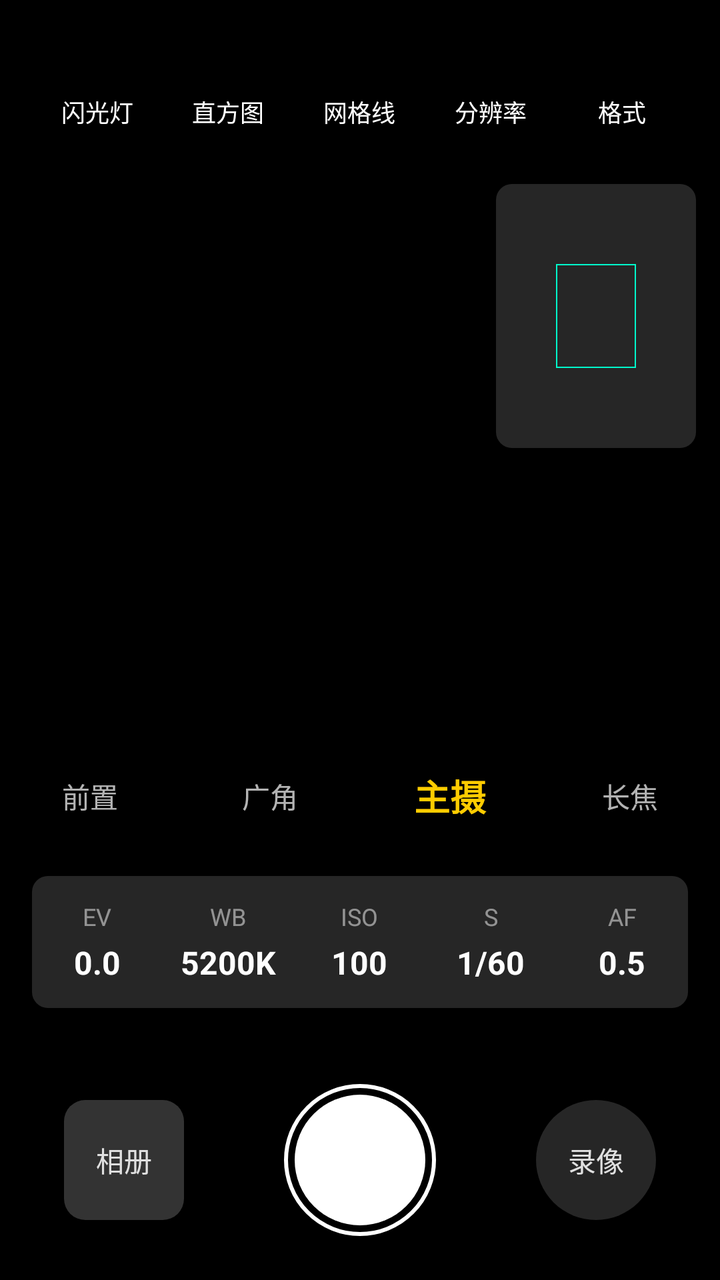
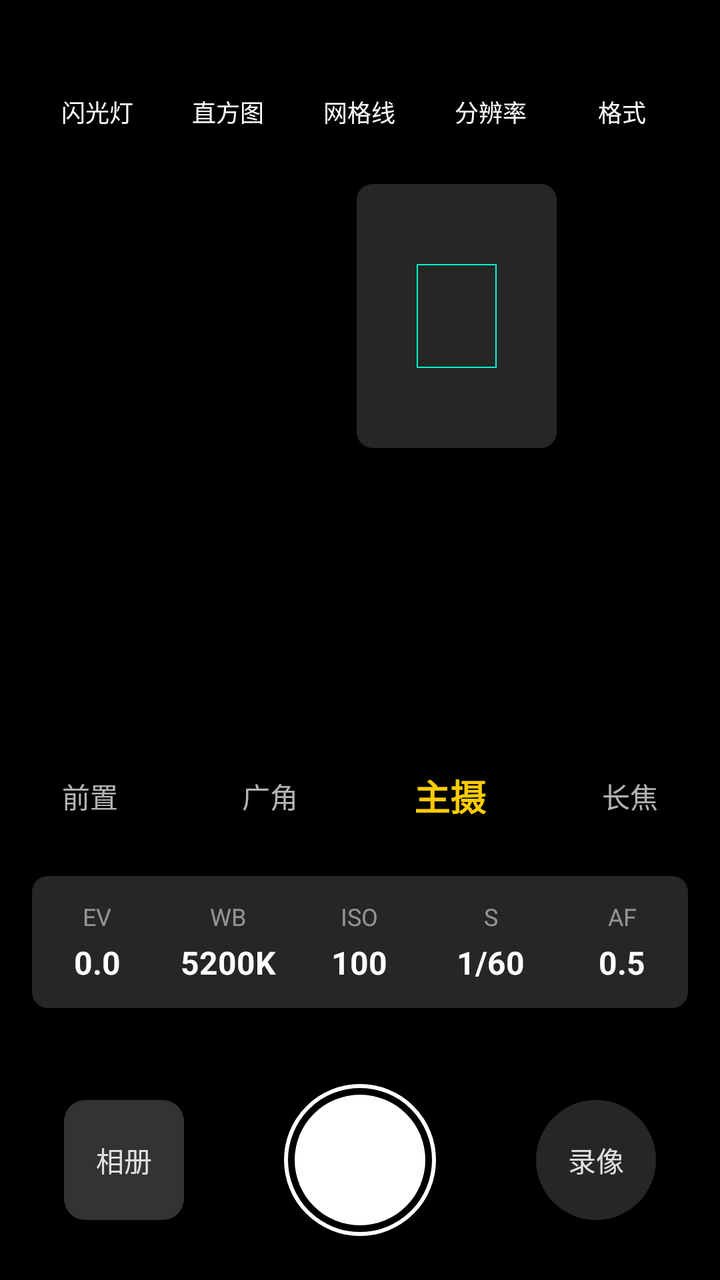

Before-and-after screenshots of an Android layout around one commit, followed by the original layout XML and the change that was made.
<!-- AndroidManifest.xml: application theme Theme.WCam -->
<!-- res/layout/activity_main.xml -->
<?xml version="1.0" encoding="utf-8"?>
<androidx.constraintlayout.widget.ConstraintLayout
    xmlns:android="http://schemas.android.com/apk/res/android"
    xmlns:app="http://schemas.android.com/apk/res-auto"
    xmlns:tools="http://schemas.android.com/tools"
    android:id="@+id/main"
    android:layout_width="match_parent"
    android:layout_height="match_parent"
    android:background="#000000"
    tools:context=".MainActivity">

    <Space
        android:id="@+id/top_safe_zone"
        android:layout_width="0dp"
        android:layout_height="32dp"
        app:layout_constraintTop_toTopOf="parent"
        app:layout_constraintStart_toStartOf="parent"
        app:layout_constraintEnd_toEndOf="parent"/>

    <LinearLayout
        android:id="@+id/top_toolbar"
        android:layout_width="0dp"
        android:layout_height="48dp"
        android:orientation="horizontal"
        android:gravity="center"
        android:paddingHorizontal="16dp"
        app:layout_constraintTop_toBottomOf="@id/top_safe_zone"
        app:layout_constraintStart_toStartOf="parent"
        app:layout_constraintEnd_toEndOf="parent">

        <TextView android:id="@+id/btn_flash" android:layout_width="0dp" android:layout_height="match_parent" android:layout_weight="1" android:text="@string/toolbar_flash" android:textColor="#FFFFFF" android:textSize="12sp" android:gravity="center" />
        <TextView android:id="@+id/btn_histogram" android:layout_width="0dp" android:layout_height="match_parent" android:layout_weight="1" android:text="@string/toolbar_histogram" android:textColor="#FFFFFF" android:textSize="12sp" android:gravity="center" />
        <TextView android:id="@+id/btn_grid_lines" android:layout_width="0dp" android:layout_height="match_parent" android:layout_weight="1" android:text="@string/toolbar_grid_lines" android:textColor="#FFFFFF" android:textSize="12sp" android:gravity="center" />
        <TextView android:id="@+id/btn_resolution" android:layout_width="0dp" android:layout_height="match_parent" android:layout_weight="1" android:text="@string/toolbar_resolution" android:textColor="#FFFFFF" android:textSize="12sp" android:gravity="center" />
        <TextView android:id="@+id/btn_format" android:layout_width="0dp" android:layout_height="match_parent" android:layout_weight="1" android:text="@string/toolbar_format" android:textColor="#FFFFFF" android:textSize="12sp" android:gravity="center" />
    </LinearLayout>

    <androidx.constraintlayout.widget.ConstraintLayout
        android:id="@+id/bottom_action_bar"
        android:layout_width="0dp"
        android:layout_height="120dp"
        app:layout_constraintBottom_toBottomOf="parent"
        app:layout_constraintStart_toStartOf="parent"
        app:layout_constraintEnd_toEndOf="parent">

        <TextView
            android:id="@+id/btn_gallery"
            android:layout_width="60dp"
            android:layout_height="60dp"
            android:layout_marginStart="32dp"
            android:background="@drawable/bg_gallery_modern"
            android:text="@string/action_gallery"
            android:textColor="#E0E0E0"
            android:textSize="14sp"
            android:gravity="center"
            app:layout_constraintBottom_toBottomOf="parent"
            app:layout_constraintStart_toStartOf="parent"
            app:layout_constraintTop_toTopOf="parent" />

        <View
            android:id="@+id/btn_shutter"
            android:layout_width="76dp"
            android:layout_height="76dp"
            android:background="@drawable/bg_shutter_modern"
            app:layout_constraintBottom_toBottomOf="parent"
            app:layout_constraintEnd_toEndOf="parent"
            app:layout_constraintStart_toStartOf="parent"
            app:layout_constraintTop_toTopOf="parent" />

        <TextView
            android:id="@+id/btn_mode_switch"
            android:layout_width="60dp"
            android:layout_height="60dp"
            android:layout_marginEnd="32dp"
            android:background="@drawable/bg_switch_modern"
            android:text="@string/action_video"
            android:textColor="#E0E0E0"
            android:textSize="14sp"
            android:gravity="center"
            app:layout_constraintBottom_toBottomOf="parent"
            app:layout_constraintEnd_toEndOf="parent"
            app:layout_constraintTop_toTopOf="parent" />
    </androidx.constraintlayout.widget.ConstraintLayout>

    <LinearLayout
        android:id="@+id/param_bar"
        android:layout_width="0dp"
        android:layout_height="wrap_content"
        android:layout_marginHorizontal="16dp"
        android:layout_marginBottom="16dp"
        android:background="@drawable/bg_glass_panel"
        android:paddingVertical="12dp"
        android:orientation="horizontal"
        app:layout_constraintBottom_toTopOf="@id/bottom_action_bar"
        app:layout_constraintStart_toStartOf="parent"
        app:layout_constraintEnd_toEndOf="parent">

        <LinearLayout android:id="@+id/layout_param_ev" android:layout_width="0dp" android:layout_height="wrap_content" android:layout_weight="1" android:orientation="vertical" android:gravity="center">
            <TextView android:layout_width="wrap_content" android:layout_height="wrap_content" android:text="EV" android:textColor="#80FFFFFF" android:textSize="12sp" />
            <TextView android:id="@+id/tv_val_ev" android:layout_width="wrap_content" android:layout_height="wrap_content" android:text="0.0" android:textColor="#FFFFFF" android:textSize="16sp" android:textStyle="bold" android:layout_marginTop="4dp"/>
        </LinearLayout>

        <LinearLayout android:id="@+id/layout_param_wb" android:layout_width="0dp" android:layout_height="wrap_content" android:layout_weight="1" android:orientation="vertical" android:gravity="center">
            <TextView android:layout_width="wrap_content" android:layout_height="wrap_content" android:text="WB" android:textColor="#80FFFFFF" android:textSize="12sp" />
            <TextView android:id="@+id/tv_val_wb" android:layout_width="wrap_content" android:layout_height="wrap_content" android:text="5200K" android:textColor="#FFFFFF" android:textSize="16sp" android:textStyle="bold" android:layout_marginTop="4dp"/>
        </LinearLayout>

        <LinearLayout android:id="@+id/layout_param_iso" android:layout_width="0dp" android:layout_height="wrap_content" android:layout_weight="1" android:orientation="vertical" android:gravity="center">
            <TextView android:layout_width="wrap_content" android:layout_height="wrap_content" android:text="ISO" android:textColor="#80FFFFFF" android:textSize="12sp" />
            <TextView android:id="@+id/tv_val_iso" android:layout_width="wrap_content" android:layout_height="wrap_content" android:text="100" android:textColor="#FFFFFF" android:textSize="16sp" android:textStyle="bold" android:layout_marginTop="4dp"/>
        </LinearLayout>

        <LinearLayout android:id="@+id/layout_param_s" android:layout_width="0dp" android:layout_height="wrap_content" android:layout_weight="1" android:orientation="vertical" android:gravity="center">
            <TextView android:layout_width="wrap_content" android:layout_height="wrap_content" android:text="S" android:textColor="#80FFFFFF" android:textSize="12sp" />
            <TextView android:id="@+id/tv_val_s" android:layout_width="wrap_content" android:layout_height="wrap_content" android:text="1/60" android:textColor="#FFFFFF" android:textSize="16sp" android:textStyle="bold" android:layout_marginTop="4dp"/>
        </LinearLayout>

        <LinearLayout android:id="@+id/layout_param_af" android:layout_width="0dp" android:layout_height="wrap_content" android:layout_weight="1" android:orientation="vertical" android:gravity="center">
            <TextView android:layout_width="wrap_content" android:layout_height="wrap_content" android:text="AF" android:textColor="#80FFFFFF" android:textSize="12sp" />
            <TextView android:id="@+id/tv_val_af" android:layout_width="wrap_content" android:layout_height="wrap_content" android:text="0.5" android:textColor="#FFFFFF" android:textSize="16sp" android:textStyle="bold" android:layout_marginTop="4dp"/>
        </LinearLayout>
    </LinearLayout>

    <LinearLayout
        android:id="@+id/lens_selector"
        android:layout_width="0dp"
        android:layout_height="48dp"
        android:layout_marginBottom="16dp"
        android:orientation="horizontal"
        android:gravity="center"
        app:layout_constraintBottom_toTopOf="@id/param_bar"
        app:layout_constraintStart_toStartOf="parent"
        app:layout_constraintEnd_toEndOf="parent">

        <TextView android:id="@+id/btn_lens_front" android:layout_width="0dp" android:layout_height="wrap_content" android:layout_weight="1" android:text="@string/lens_front" android:textColor="#B3FFFFFF" android:textSize="14sp" android:gravity="center" />
        <TextView android:id="@+id/btn_lens_wide"  android:layout_width="0dp" android:layout_height="wrap_content" android:layout_weight="1" android:text="@string/lens_wide" android:textColor="#B3FFFFFF" android:textSize="14sp" android:gravity="center" />
        <TextView android:id="@+id/btn_lens_main"  android:layout_width="0dp" android:layout_height="wrap_content" android:layout_weight="1" android:text="@string/lens_main" android:textColor="#FFCC00" android:textSize="18sp" android:textStyle="bold" android:gravity="center" />
        <TextView android:id="@+id/btn_lens_tele"  android:layout_width="0dp" android:layout_height="wrap_content" android:layout_weight="1" android:text="@string/lens_tele" android:textColor="#B3FFFFFF" android:textSize="14sp" android:gravity="center" />
    </LinearLayout>

    <androidx.constraintlayout.widget.ConstraintLayout
        android:id="@+id/preview_container"
        android:layout_width="0dp"
        android:layout_height="0dp"
        app:layout_constraintTop_toBottomOf="@id/top_toolbar"
        app:layout_constraintBottom_toTopOf="@id/lens_selector"
        app:layout_constraintStart_toStartOf="parent"
        app:layout_constraintEnd_toEndOf="parent">

        <TextureView
            android:id="@+id/camera_preview"
            android:layout_width="0dp"
            android:layout_height="0dp"
            app:layout_constraintTop_toTopOf="parent"
            app:layout_constraintBottom_toBottomOf="parent"
            app:layout_constraintStart_toStartOf="parent"
            app:layout_constraintEnd_toEndOf="parent" />

        <com.example.wcam.GridLineView
            android:id="@+id/view_grid_lines"
            android:layout_width="0dp"
            android:layout_height="0dp"
            android:visibility="gone"
            app:layout_constraintTop_toTopOf="parent"
            app:layout_constraintBottom_toBottomOf="parent"
            app:layout_constraintStart_toStartOf="parent"
            app:layout_constraintEnd_toEndOf="parent" />

        <TextView
            android:id="@+id/view_histogram"
            android:layout_width="160dp"
            android:layout_height="64dp"
            android:layout_marginStart="12dp"
            android:layout_marginTop="12dp"
            android:background="@drawable/bg_glass_panel"
            android:text="@string/histogram_placeholder"
            android:textColor="#B3FFFFFF"
            android:textSize="14sp"
            android:gravity="center"
            android:visibility="gone"
            app:layout_constraintStart_toStartOf="parent"
            app:layout_constraintTop_toTopOf="parent" />

        <View
            android:id="@+id/view_pip"
            android:layout_width="100dp"
            android:layout_height="132dp"
            android:layout_marginEnd="12dp"
            android:layout_marginTop="12dp"
            android:background="@drawable/bg_glass_panel"
            app:layout_constraintEnd_toEndOf="parent"
            app:layout_constraintTop_toTopOf="parent" />

        <View
            android:layout_width="40dp"
            android:layout_height="52dp"
            android:background="@drawable/bg_box_outline"
            app:layout_constraintTop_toTopOf="@id/view_pip"
            app:layout_constraintBottom_toBottomOf="@id/view_pip"
            app:layout_constraintStart_toStartOf="@id/view_pip"
            app:layout_constraintEnd_toEndOf="@id/view_pip"/>
    </androidx.constraintlayout.widget.ConstraintLayout>

    <LinearLayout
        android:id="@+id/panel_format_settings"
        android:layout_width="0dp"
        android:layout_height="wrap_content"
        android:orientation="vertical"
        android:background="@drawable/bg_glass_panel"
        android:padding="16dp"
        android:visibility="gone"
        android:elevation="8dp"
        android:layout_marginHorizontal="16dp"
        android:layout_marginTop="8dp"
        app:layout_constraintTop_toBottomOf="@id/top_toolbar"
        app:layout_constraintStart_toStartOf="parent"
        app:layout_constraintEnd_toEndOf="parent">

        <LinearLayout
            android:layout_width="match_parent"
            android:layout_height="wrap_content"
            android:orientation="horizontal"
            android:gravity="center_vertical">
            <TextView
                android:layout_width="wrap_content"
                android:layout_height="wrap_content"
                android:text="@string/output_format_label"
                android:textColor="#FFFFFF"
                android:textSize="14sp" />
            <Spinner
                android:id="@+id/spinner_main_format"
                android:layout_width="0dp"
                android:layout_height="wrap_content"
                android:layout_weight="1"
                android:layout_marginStart="16dp" />
        </LinearLayout>

        <LinearLayout
            android:id="@+id/layout_jpg_advanced_options"
            android:layout_width="match_parent"
            android:layout_height="wrap_content"
            android:orientation="vertical"
            android:layout_marginTop="16dp"
            android:visibility="gone">
            <View
                android:layout_width="match_parent"
                android:layout_height="1dp"
                android:background="#33FFFFFF"
                android:layout_marginBottom="12dp"/>
            <LinearLayout
                android:layout_width="match_parent"
                android:layout_height="wrap_content"
                android:orientation="horizontal"
                android:gravity="center_vertical">
                <TextView
                    android:layout_width="wrap_content"
                    android:layout_height="wrap_content"
                    android:text="@string/demosaic_label"
                    android:textColor="#E0E0E0"
                    android:textSize="13sp" />
                <Spinner
                    android:id="@+id/spinner_demosaic_algo"
                    android:layout_width="0dp"
                    android:layout_height="wrap_content"
                    android:layout_weight="1"
                    android:layout_marginStart="16dp" />
            </LinearLayout>
            <LinearLayout
                android:layout_width="match_parent"
                android:layout_height="wrap_content"
                android:orientation="vertical"
                android:layout_marginTop="14dp">
                <TextView
                    android:id="@+id/tv_jpg_quality_title"
                    android:layout_width="wrap_content"
                    android:layout_height="wrap_content"
                    android:text="@string/jpg_quality_label"
                    android:textColor="#E0E0E0"
                    android:textSize="13sp" />
                <SeekBar
                    android:id="@+id/seekbar_jpg_quality"
                    android:layout_width="match_parent"
                    android:layout_height="wrap_content"
                    android:layout_marginTop="6dp"
                    android:max="100"
                    android:progress="95"
                    android:paddingStart="0dp"
                    android:paddingEnd="0dp" />
            </LinearLayout>
        </LinearLayout>
    </LinearLayout>

</androidx.constraintlayout.widget.ConstraintLayout>
<!-- resources referenced by this layout -->
<resources>
  <!-- drawable bg_box_outline (drawable) -->
  <?xml version="1.0" encoding="utf-8"?>
  <shape xmlns:android="http://schemas.android.com/apk/res/android" android:shape="rectangle">
      <stroke android:width="2px" android:color="#00FFCC" />
      <solid android:color="#00000000" />
  </shape>
  <!-- drawable bg_gallery_modern (drawable) -->
  <?xml version="1.0" encoding="utf-8"?>
  <shape xmlns:android="http://schemas.android.com/apk/res/android">
      <corners android:radius="32px" />
      <solid android:color="#33FFFFFF" />
  </shape>
  <!-- drawable bg_glass_panel (drawable) -->
  <?xml version="1.0" encoding="utf-8"?>
  <shape xmlns:android="http://schemas.android.com/apk/res/android">
      <corners android:radius="24px" />
      <solid android:color="#26FFFFFF" /> </shape>
  <!-- drawable bg_shutter_modern (drawable) -->
  <?xml version="1.0" encoding="utf-8"?>
  <layer-list xmlns:android="http://schemas.android.com/apk/res/android">
      <item>
          <shape android:shape="oval">
              <stroke android:width="6px" android:color="#FFFFFF" />
              <solid android:color="#00000000" />
          </shape>
      </item>
      <item android:top="16px" android:bottom="16px" android:left="16px" android:right="16px">
          <shape android:shape="oval">
              <solid android:color="#FFFFFF" />
          </shape>
      </item>
  </layer-list>
  <!-- drawable bg_switch_modern (drawable) -->
  <?xml version="1.0" encoding="utf-8"?>
  <shape xmlns:android="http://schemas.android.com/apk/res/android">
      <corners android:radius="100px" /> <solid android:color="#26FFFFFF" />
  </shape>
  <string name="action_gallery">相册</string>
  <string name="action_video">录像</string>
  <string name="demosaic_label">去马赛克:</string>
  <string name="histogram_placeholder">直方图区域</string>
  <string name="jpg_quality_label">JPG 质量: 95%</string>
  <string name="lens_front">前置</string>
  <string name="lens_main">主摄</string>
  <string name="lens_tele">长焦</string>
  <string name="lens_wide">广角</string>
  <string name="output_format_label">输出格式:</string>
  <string name="toolbar_flash">闪光灯</string>
  <string name="toolbar_format">格式</string>
  <string name="toolbar_grid_lines">网格线</string>
  <string name="toolbar_histogram">直方图</string>
  <string name="toolbar_resolution">分辨率</string>
  <style name="Theme.WCam" parent="Base.Theme.WCam" />
  <style name="Base.Theme.WCam" parent="Theme.Material3.DayNight.NoActionBar">
          
          
      </style>
</resources>

<!-- the commit's change to res/layout/activity_main.xml (unified diff, before → after) -->
@@ -142,6 +142,7 @@
         android:id="@+id/preview_container"
         android:layout_width="0dp"
         android:layout_height="0dp"
+        app:layout_constraintDimensionRatio="3:4"
         app:layout_constraintTop_toBottomOf="@id/top_toolbar"
         app:layout_constraintBottom_toTopOf="@id/lens_selector"
         app:layout_constraintStart_toStartOf="parent"
